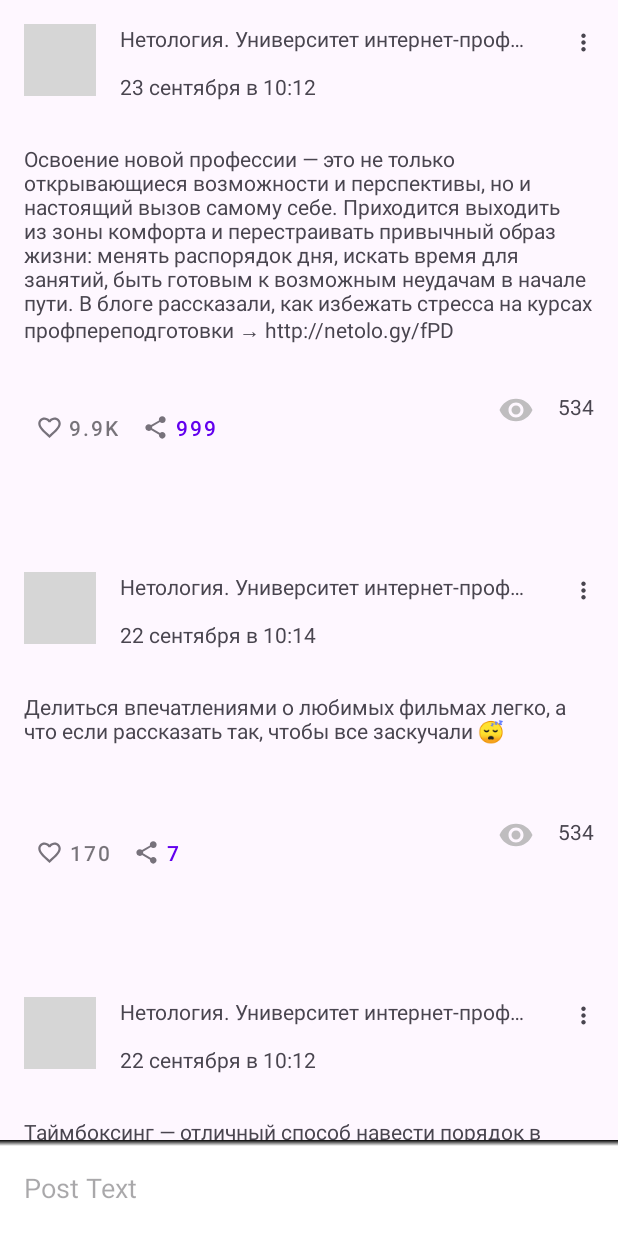
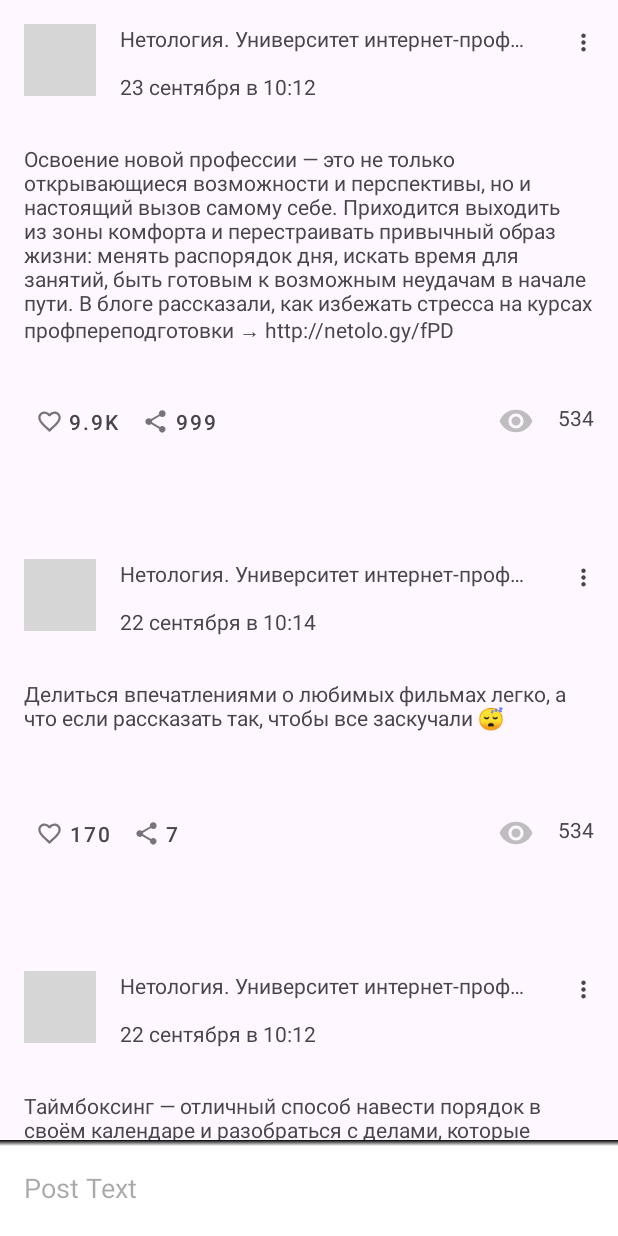
Before and after one commit to BrjuTAbR/and2-homework, an Android app: the MainActivity screen opened directly, with no data from a screen before it, on a phone screen of 412 x 824 dp. Run offline under Robolectric (Android 15) with nearby library versions, the phone set to English and light mode, and no system bars; grey boxes are pictures that could not be loaded.

Commit message:
fix styles

```diff
--- a/app/src/main/res/layout/card_post.xml
+++ b/app/src/main/res/layout/card_post.xml
@@ -45,11 +45,9 @@
         style="@style/Widget.AppTheme.LikeButton"
         android:layout_width="@dimen/posts_btn_size_s"
         android:layout_height="@dimen/posts_btn_size_s"
-        android:background="@android:color/transparent"
         android:contentDescription="@string/alt_more"
         android:text=""
         app:icon="@drawable/ic_more_vert_24"
-
         app:layout_constraintEnd_toEndOf="parent"
         app:layout_constraintTop_toTopOf="parent"
         app:srcCompat="@drawable/ic_favorite_border"
@@ -97,6 +95,7 @@
             android:checkable="true"
             android:contentDescription="@string/alt_like"
             android:text=""
+
             app:icon="@drawable/ic_favorite_selector"
 
             tools:text="@string/demoCountFav" />
@@ -116,6 +115,7 @@
             android:layout_width="wrap_content"
             android:layout_height="wrap_content"
             android:layout_weight="10"
+            android:layout_gravity="center_vertical"
             android:gravity="end">
 
             <ImageView
--- a/app/src/main/res/values/styles.xml
+++ b/app/src/main/res/values/styles.xml
@@ -1,8 +1,12 @@
 <resources>
+
     <style name="Widget.AppTheme.LikeButton" parent="Widget.MaterialComponents.Button.TextButton">
         <item name="iconTint">@color/color_like_selector</item>
-        <item name="android:minWidth">@dimen/posts_avatar_size</item>
-        <item name="android:minHeight">@dimen/posts_avatar_size</item>
+        <item name="android:textColor">?attr/colorControlNormal</item>
+        <item name="android:minWidth">@dimen/common_spacing</item>
+        <item name="android:minHeight">@dimen/common_spacing</item>
+        <item name="android:background">@android:color/transparent</item>
+        <item name="backgroundTint">@android:color/transparent</item>
     </style>
 
 </resources>
```
